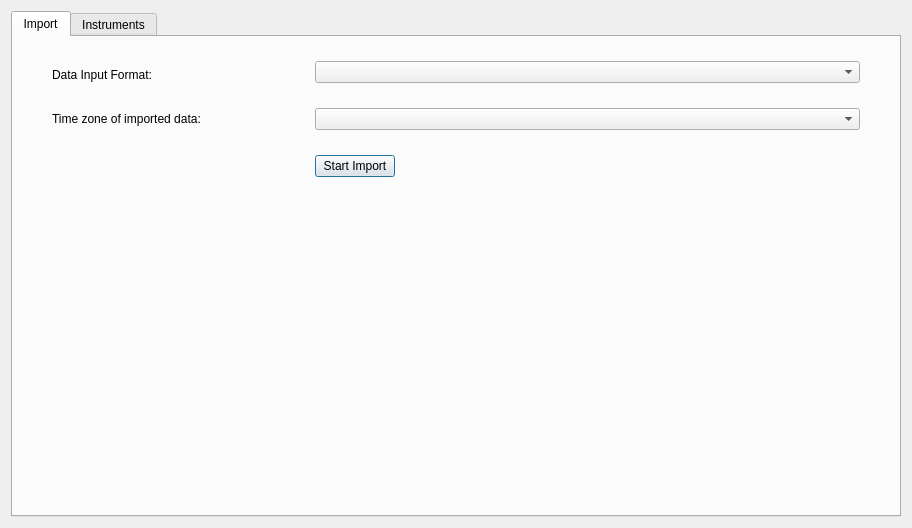
Old version of the form src/views/historicalView.ui in the repository akushyn/QtStatisticCalculator.
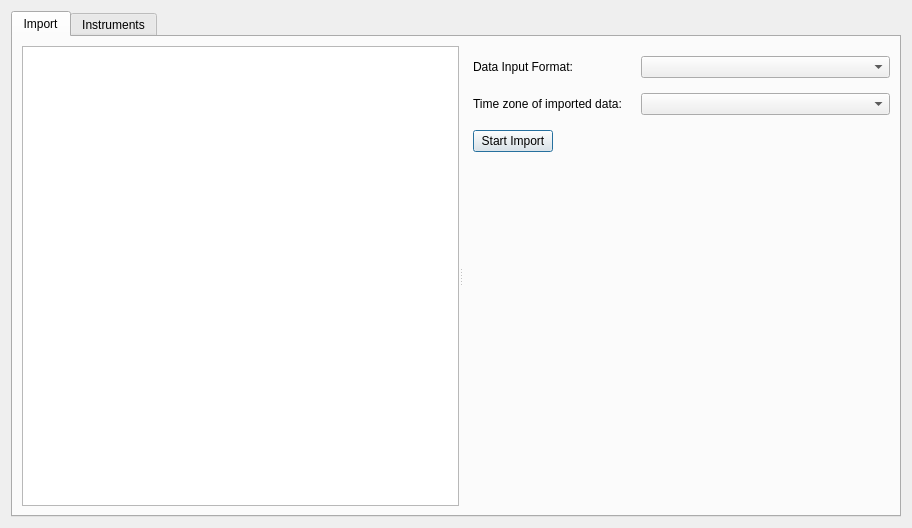
New version of the form. Icons and pictures are not drawn. Custom widgets are drawn as their Qt base class.

Commit message: Implemented clasterisation & AkPeriod class type

```diff
--- a/src/views/historicalView.ui
+++ b/src/views/historicalView.ui
@@ -26,69 +26,54 @@
       <attribute name="title">
        <string>Import</string>
       </attribute>
-      <layout class="QHBoxLayout" name="horizontalLayout_2">
+      <layout class="QVBoxLayout" name="verticalLayout_6">
        <item>
-        <layout class="QHBoxLayout" name="hBoxMainImport" stretch="1,2">
-         <item>
-          <layout class="QVBoxLayout" name="vBoxLabels">
+        <widget class="QSplitter" name="splitter">
+         <property name="sizePolicy">
+          <sizepolicy hsizetype="Expanding" vsizetype="Preferred">
+           <horstretch>0</horstretch>
+           <verstretch>0</verstretch>
+          </sizepolicy>
+         </property>
+         <property name="orientation">
+          <enum>Qt::Horizontal</enum>
+         </property>
+         <widget class="QTreeView" name="treeViewWindowFiles"/>
+         <widget class="QWidget" name="">
+          <layout class="QVBoxLayout" name="verticalLayout_4">
            <property name="spacing">
-            <number>30</number>
+            <number>15</number>
            </property>
            <property name="leftMargin">
-            <number>30</number>
+            <number>10</number>
            </property>
            <property name="topMargin">
-            <number>22</number>
+            <number>10</number>
            </property>
-           <property name="rightMargin">
-            <number>30</number>
-           </property>
-           <item alignment="Qt::AlignLeft">
+           <item>
+            <layout class="QFormLayout" name="formLayout">
+             <item row="0" column="0">
             <widget class="QLabel" name="labelInputFormat">
              <property name="text">
               <string>Data Input Format: </string>
              </property>
             </widget>
            </item>
-           <item alignment="Qt::AlignLeft">
+             <item row="1" column="0">
             <widget class="QLabel" name="labelTimeZone">
              <property name="text">
               <string>Time zone of imported data: </string>
              </property>
             </widget>
            </item>
-           <item>
-            <spacer name="verticalSpacer_2">
-             <property name="orientation">
-              <enum>Qt::Vertical</enum>
-             </property>
-             <property name="sizeHint" stdset="0">
-              <size>
-               <width>20</width>
-               <height>40</height>
-              </size>
-             </property>
-            </spacer>
-           </item>
-          </layout>
-         </item>
-         <item>
-          <layout class="QVBoxLayout" name="vBoxLeftImport">
-           <property name="spacing">
-            <number>25</number>
-           </property>
-           <property name="topMargin">
-            <number>15</number>
-           </property>
-           <property name="rightMargin">
-            <number>30</number>
-           </property>
-           <item>
-            <widget class="QComboBox" name="comboInputFormat"/>
-           </item>
-           <item>
+             <item row="1" column="1">
             <widget class="QComboBox" name="comboTimeZone"/>
            </item>
+             <item row="0" column="1">
+              <widget class="QComboBox" name="comboInputFormat"/>
+             </item>
+            </layout>
+           </item>
            <item alignment="Qt::AlignLeft">
             <widget class="QPushButton" name="btnImport">
              <property name="text">
@@ -110,8 +95,8 @@
             </spacer>
            </item>
           </layout>
-         </item>
-        </layout>
+         </widget>
+        </widget>
        </item>
       </layout>
      </widget>
@@ -282,6 +267,11 @@
    <extends>QTableView</extends>
    <header>src.controls.akTableView</header>
   </customwidget>
+  <customwidget>
+   <class>AkTreeView</class>
+   <extends>QTreeView</extends>
+   <header>src.controls.akTreeView</header>
+  </customwidget>
  </customwidgets>
  <resources>
   <include location="../Resources.qrc"/>
```
Left out of the diff: 2 changed lines with no effect on the pictures. Lines whose indentation alone changed are shown as unchanged. The commit also changes 25 other files.
